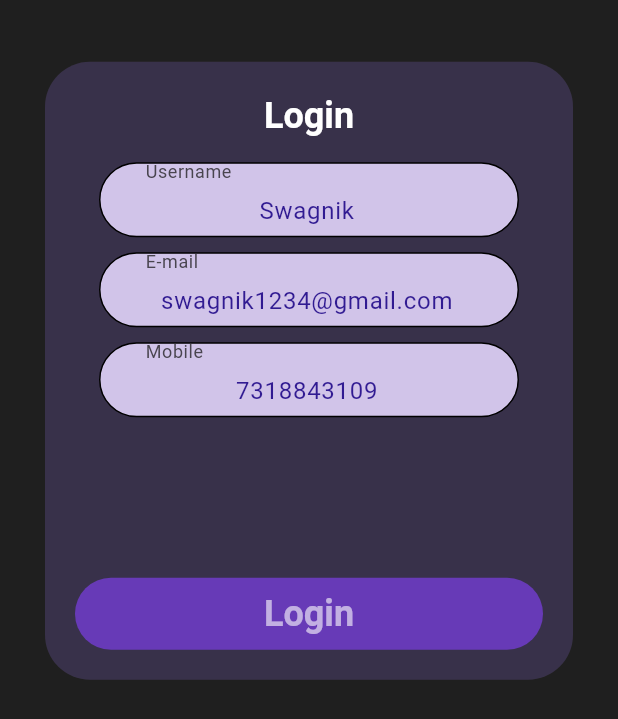
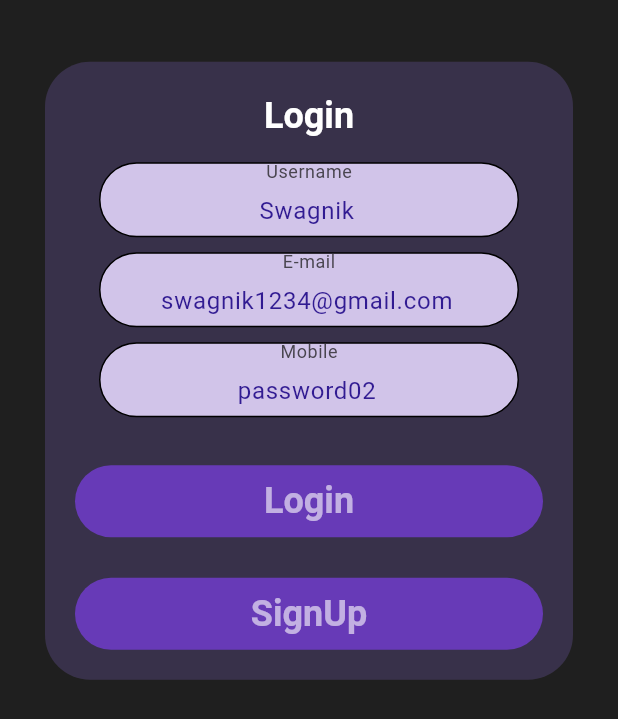
Before and after one commit to Swagnik02/VibeForge, a Flutter app: the LoginScreen screen opened directly, on a phone screen of 412 x 824 dp. Shown: the top 719 px of the screen. Run offline on Flutter 3.47's test engine with Material 3 defaults, Android fonts, the light colour scheme and no system bars; our stand-ins replace get, just_audio, lottie, rxdart, shared_preferences; missing offline and left inert: ncs_io; accounts and stored records are empty.

Commit message:
auth_service

```diff
--- a/lib/screens/Auth/login_screen.dart
+++ b/lib/screens/Auth/login_screen.dart
@@ -11,7 +11,7 @@ class LoginScreen extends StatelessWidget {
     double screenHeight = Get.height;
     return GetBuilder<LoginScreenController>(
       builder: (_) => Scaffold(
-        backgroundColor: Color(0xFF1F1F1F),
+        backgroundColor: const Color(0xFF1F1F1F),
         body: SafeArea(
           child: Padding(
             padding:
@@ -23,12 +23,12 @@ class LoginScreen extends StatelessWidget {
                     // main container
                     decoration: BoxDecoration(
                       borderRadius: BorderRadius.circular(30),
-                      color: Color(0xFF353334),
+                      color: const Color(0xFF353334),
                     ),
                     height: Get.height / 2,
                     child: Container(
                       // inner container for tint
-                      padding: EdgeInsets.all(20),
+                      padding: const EdgeInsets.all(20),
                       decoration: BoxDecoration(
                         borderRadius: BorderRadius.circular(30),
                         color: Colors.deepPurple.shade800.withOpacity(0.2),
@@ -58,7 +58,7 @@ class LoginScreen extends StatelessWidget {
                                 labelText: 'E-mail',
                               ),
                               _CustTextField(
-                                fieldController: controller.mobileController,
+                                fieldController: controller.passwordController,
                                 labelText: 'Mobile',
                               ),
                             ],
@@ -81,7 +81,26 @@ class LoginScreen extends StatelessWidget {
                                 onPressed: () => controller.login(),
                               ))
                             ],
-                          )
+                          ),
+                          Row(
+                            children: [
+                              Expanded(
+                                  child: TextButton(
+                                style: ButtonStyle(
+                                  backgroundColor: MaterialStateProperty.all(
+                                    Colors.deepPurple.shade500,
+                                  ),
+                                ),
+                                child: Text(
+                                  'SignUp',
+                                  style: Get.textTheme.headlineSmall!.copyWith(
+                                      color: Colors.white60,
+                                      fontWeight: FontWeight.bold),
+                                ),
+                                onPressed: () => controller.signup(),
+                              ))
+                            ],
+                          ),
                         ],
                       ),
                     ),
@@ -100,7 +119,6 @@ class _CustTextField extends StatelessWidget {
   final TextEditingController fieldController;
   final String labelText;
   const _CustTextField({
-    super.key,
     required this.fieldController,
     required this.labelText,
   });
@@ -120,6 +138,7 @@ class _CustTextField extends StatelessWidget {
           controller: fieldController,
           textAlign: TextAlign.center,
           decoration: InputDecoration(
+            floatingLabelAlignment: FloatingLabelAlignment.center,
             label: Text(labelText),
             border: InputBorder.none,
             contentPadding: const EdgeInsets.symmetric(horizontal: 30),
--- a/lib/splashScreen/splash_screen_controller.dart
+++ b/lib/splashScreen/splash_screen_controller.dart
@@ -22,7 +22,7 @@ class SplashScreenViewModel extends GetxController
     animation.addStatusListener((status) {
       if (status == AnimationStatus.completed) {
         // Navigate to the next screen (e.g., HomeScreen)
-        Get.offNamed('/');
+        Get.offNamed('/auth');
       }
     });
 
--- a/pubspec.yaml
+++ b/pubspec.yaml
@@ -21,6 +21,7 @@ dependencies:
   animated_splash_screen: ^1.3.0
   page_transition: ^2.1.0
   ncs_io: ^0.0.4
+  shared_preferences: ^2.2.2
 
 dev_dependencies:
   flutter_test:
```
Also changed, not shown: lib/common/app_pages.dart (added, +21 -0 lines), lib/main.dart (+17 -2 lines), lib/models/user_model.dart (+19 -11 lines), lib/screens/Auth/auth_home.dart (added, +19 -0 lines), lib/screens/Auth/login_screen_controller.dart (+44 -7 lines), lib/services/auth_service.dart (added, +85 -0 lines), pubspec.lock, 1 other file.
